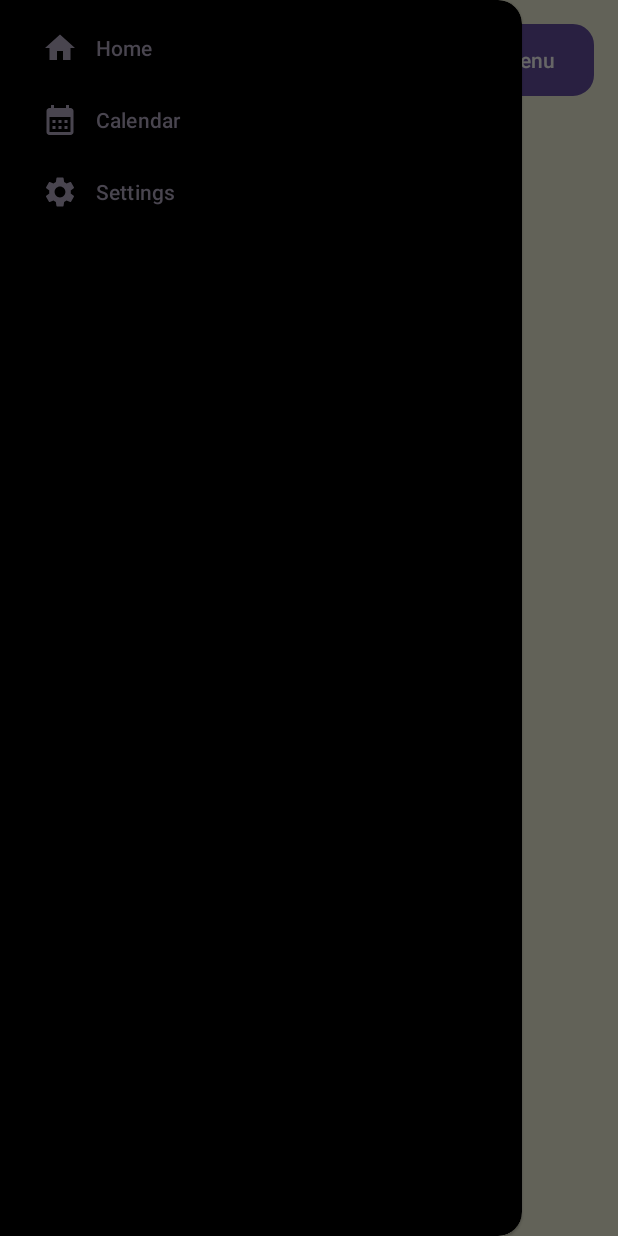
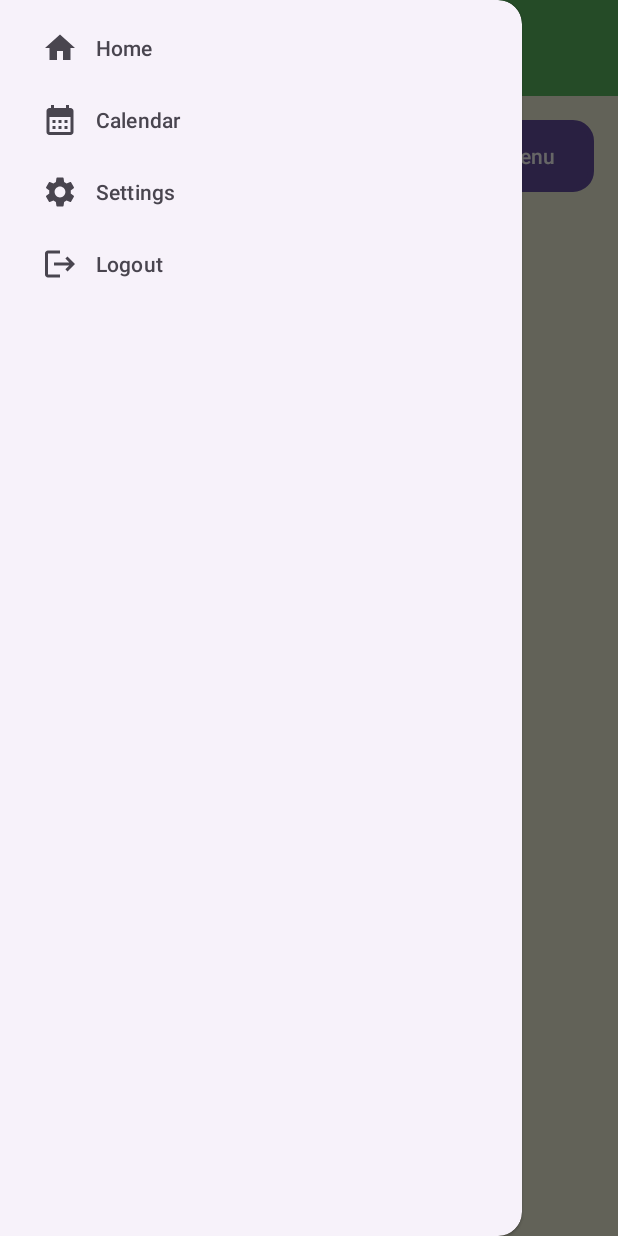
Before and after one commit to InnoTech-IT-Solutions/Wil-Application, an Android app: the EventsActivity screen opened directly, with no data from a screen before it, with the side drawer open, on a phone screen of 412 x 824 dp. Run offline under Robolectric (Android 15) with nearby library versions, the phone set to English and light mode, and no system bars; our stand-ins replace Firebase (no records; nobody signed in at launch, a user with empty details on screens opened directly).

Commit message:
Nav Drawer added to all relevant pages

```diff
--- a/app/src/main/AndroidManifest.xml
+++ b/app/src/main/AndroidManifest.xml
@@ -14,6 +14,9 @@
         android:supportsRtl="true"
         android:theme="@style/Theme.Heal_Application"
         tools:targetApi="31">
+        <activity
+            android:name=".BaseActivity"
+            android:exported="false" />
         <activity
             android:name=".EditProfile"
             android:exported="false" />
--- a/app/src/main/java/com/example/heal_application/AboutActivity.kt
+++ b/app/src/main/java/com/example/heal_application/AboutActivity.kt
@@ -8,10 +8,10 @@
 import android.webkit.WebViewClient
 
 private lateinit var homeButton: Button
-class AboutActivity : AppCompatActivity() {
+class AboutActivity : BaseActivity() {
     override fun onCreate(savedInstanceState: Bundle?) {
         super.onCreate(savedInstanceState)
-        setContentView(R.layout.activity_about)
+        layoutInflater.inflate(R.layout.activity_about, findViewById(R.id.content_frame))
 
         val webView: WebView = findViewById(R.id.mapView)
         homeButton = findViewById(R.id.homeButton)
--- /dev/null
+++ b/app/src/main/java/com/example/heal_application/BaseActivity.kt
@@ -0,0 +1,72 @@
+package com.example.heal_application
+
+import android.os.Bundle
+import androidx.appcompat.app.ActionBarDrawerToggle
+import androidx.appcompat.app.AppCompatActivity
+import androidx.drawerlayout.widget.DrawerLayout
+import com.google.android.material.navigation.NavigationView
+import com.google.firebase.auth.FirebaseAuth
+import android.content.Intent
+import android.view.MenuItem
+
+open class BaseActivity : AppCompatActivity() {
+
+    private lateinit var drawerLayout: DrawerLayout
+    private lateinit var toggle: ActionBarDrawerToggle
+
+    override fun onCreate(savedInstanceState: Bundle?) {
+        super.onCreate(savedInstanceState)
+        setContentView(R.layout.activity_base)
+
+        drawerLayout = findViewById(R.id.drawerLayout)
+        val toolbar: androidx.appcompat.widget.Toolbar = findViewById(R.id.toolbar)
+
+        // Set up the toolbar
+        setSupportActionBar(toolbar)
+
+        // Create a toggle and tie it to the drawer layout
+        toggle = ActionBarDrawerToggle(
+            this,
+            drawerLayout,
+            toolbar,
+            R.string.navigation_drawer_open,
+            R.string.navigation_drawer_close
+        )
+
+        // Attach the toggle to the DrawerLayout
+        drawerLayout.addDrawerListener(toggle)
+        toggle.syncState()
+
+        // Setup navigation item selection
+        val navigationView: NavigationView = findViewById(R.id.navigationView)
+        navigationView.setNavigationItemSelectedListener { menuItem ->
+            when (menuItem.itemId) {
+                R.id.nav_home -> {
+                    startActivity(Intent(this, HomeActivity::class.java))
+                    true
+                }
+                R.id.nav_calendar -> {
+                    startActivity(Intent(this, CalendarActivity::class.java))
+                    true
+                }
+                R.id.nav_settings -> {
+                    startActivity(Intent(this, SettingsActivity::class.java))
+                    true
+                }
+                R.id.nav_logout -> {
+                    // Handle logout logic here
+                    true
+                }
+                else -> false
+            }
+        }
+    }
+
+    override fun onOptionsItemSelected(item: MenuItem): Boolean {
+        // Handle the hamburger icon clicks
+        if (toggle.onOptionsItemSelected(item)) {
+            return true
+        }
+        return super.onOptionsItemSelected(item)
+    }
+}
--- a/app/src/main/java/com/example/heal_application/CalendarActivity.kt
+++ b/app/src/main/java/com/example/heal_application/CalendarActivity.kt
@@ -3,10 +3,10 @@
 import androidx.appcompat.app.AppCompatActivity
 import android.os.Bundle
 
-class CalendarActivity : AppCompatActivity() {
+class CalendarActivity : BaseActivity() {
     override fun onCreate(savedInstanceState: Bundle?) {
         super.onCreate(savedInstanceState)
-        setContentView(R.layout.activity_calendar)
+        layoutInflater.inflate(R.layout.activity_calendar, findViewById(R.id.content_frame))
     }
 
 }
--- a/app/src/main/java/com/example/heal_application/EditProfile.kt
+++ b/app/src/main/java/com/example/heal_application/EditProfile.kt
@@ -9,7 +9,7 @@
 import com.google.firebase.auth.FirebaseUser
 import com.google.firebase.auth.UserProfileChangeRequest
 
-class EditProfile : AppCompatActivity() {
+class EditProfile : BaseActivity() {
 
     private lateinit var currentUser: FirebaseUser
     private lateinit var auth: FirebaseAuth
@@ -20,7 +20,7 @@
 
     override fun onCreate(savedInstanceState: Bundle?) {
         super.onCreate(savedInstanceState)
-        setContentView(R.layout.activity_edit_profile)
+        layoutInflater.inflate(R.layout.activity_edit_profile, findViewById(R.id.content_frame))
 
         // Initialize FirebaseAuth
         auth = FirebaseAuth.getInstance()
--- a/app/src/main/java/com/example/heal_application/EventsActivity.kt
+++ b/app/src/main/java/com/example/heal_application/EventsActivity.kt
@@ -6,10 +6,10 @@
 import android.widget.Button
 
 private lateinit var homeButton: Button
-class EventsActivity : AppCompatActivity() {
+class EventsActivity : BaseActivity() {
     override fun onCreate(savedInstanceState: Bundle?) {
         super.onCreate(savedInstanceState)
-        setContentView(R.layout.activity_events)
+        layoutInflater.inflate(R.layout.activity_events, findViewById(R.id.content_frame))
 
 
         homeButton = findViewById(R.id.homeButton)
--- a/app/src/main/java/com/example/heal_application/HomeActivity.kt
+++ b/app/src/main/java/com/example/heal_application/HomeActivity.kt
@@ -11,7 +11,7 @@
 import com.google.firebase.auth.FirebaseAuth
 import com.google.firebase.auth.FirebaseUser
 
-class HomeActivity : AppCompatActivity() {
+class HomeActivity : BaseActivity() {
 
     private lateinit var loginButton: Button
     private lateinit var profileTextView: TextView
@@ -28,7 +28,7 @@
 
     override fun onCreate(savedInstanceState: Bundle?) {
         super.onCreate(savedInstanceState)
-        setContentView(R.layout.activity_home)
+        layoutInflater.inflate(R.layout.activity_home, findViewById(R.id.content_frame))
 
         auth = FirebaseAuth.getInstance()
 
--- a/app/src/main/java/com/example/heal_application/ProfileActivity.kt
+++ b/app/src/main/java/com/example/heal_application/ProfileActivity.kt
@@ -8,7 +8,7 @@
 import androidx.appcompat.app.AppCompatActivity
 import com.google.firebase.auth.FirebaseAuth
 import com.google.firebase.auth.FirebaseUser
-class ProfileActivity : AppCompatActivity() {
+class ProfileActivity : BaseActivity() {
 
     private lateinit var logoutButton : Button
     private lateinit var homeButton: Button
@@ -19,7 +19,7 @@
     private lateinit var editProfileButton: Button
     override fun onCreate(savedInstanceState: Bundle?) {
         super.onCreate(savedInstanceState)
-        setContentView(R.layout.activity_profile)
+        layoutInflater.inflate(R.layout.activity_profile, findViewById(R.id.content_frame))
 
         auth = FirebaseAuth.getInstance()
         currentUser = auth.currentUser!!
--- a/app/src/main/java/com/example/heal_application/SettingsActivity.kt
+++ b/app/src/main/java/com/example/heal_application/SettingsActivity.kt
@@ -5,13 +5,13 @@
 import android.widget.Button
 import androidx.appcompat.app.AppCompatActivity
 
-class SettingsActivity : AppCompatActivity() {
+class SettingsActivity : BaseActivity() {
 
     private lateinit var homeButton: Button
 
     override fun onCreate(savedInstanceState: Bundle?) {
         super.onCreate(savedInstanceState)
-        setContentView(R.layout.activity_settings)
+        layoutInflater.inflate(R.layout.activity_settings, findViewById(R.id.content_frame))
 
         // Load the SettingsFragment
         supportFragmentManager
--- /dev/null
+++ b/app/src/main/res/drawable/logouticon.xml
@@ -0,0 +1,5 @@
+<vector android:autoMirrored="true" android:height="24dp"
+    android:tint="#000000" android:viewportHeight="24"
+    android:viewportWidth="24" android:width="24dp" xmlns:android="http://schemas.android.com/apk/res/android">
+    <path android:fillColor="@android:color/white" android:pathData="M17,7l-1.41,1.41L18.17,11H8v2h10.17l-2.58,2.58L17,17l5,-5zM4,5h8V3H4c-1.1,0 -2,0.9 -2,2v14c0,1.1 0.9,2 2,2h8v-2H4V5z"/>
+</vector>
--- /dev/null
+++ b/app/src/main/res/layout/activity_base.xml
@@ -0,0 +1,36 @@
+<?xml version="1.0" encoding="utf-8"?>
+<androidx.drawerlayout.widget.DrawerLayout xmlns:android="http://schemas.android.com/apk/res/android"
+    xmlns:app="http://schemas.android.com/apk/res-auto"
+    android:id="@+id/drawerLayout"
+    android:layout_width="match_parent"
+    android:layout_height="match_parent">
+
+    <!-- Main content -->
+    <LinearLayout
+        android:layout_width="match_parent"
+        android:layout_height="match_parent"
+        android:orientation="vertical">
+
+        <!-- Add a Toolbar here -->
+        <androidx.appcompat.widget.Toolbar
+            android:id="@+id/toolbar"
+            android:layout_width="match_parent"
+            android:layout_height="wrap_content"
+            android:background="@color/green"
+            app:title="Heal Foundation" />
+
+        <FrameLayout
+            android:id="@+id/content_frame"
+            android:layout_width="match_parent"
+            android:layout_height="match_parent" />
+    </LinearLayout>
+
+    <!-- Navigation Drawer -->
+    <com.google.android.material.navigation.NavigationView
+        android:id="@+id/navigationView"
+        android:layout_width="wrap_content"
+        android:layout_height="match_parent"
+        android:layout_gravity="start"
+        app:menu="@menu/vertical_navigation_menu" />
+
+</androidx.drawerlayout.widget.DrawerLayout>
--- a/app/src/main/res/layout/activity_home.xml
+++ b/app/src/main/res/layout/activity_home.xml
@@ -36,9 +36,6 @@
         android:text="Login"
         android:textColor="@android:color/white" />
 
-    <!-- Navigation Bar Below the Logo and Login Button -->
-
-    <!-- Image in the Center with Left and Right Navigation Buttons -->
 
     <LinearLayout
         android:id="@+id/navigationBar"
--- a/app/src/main/res/menu/vertical_navigation_menu.xml
+++ b/app/src/main/res/menu/vertical_navigation_menu.xml
@@ -16,4 +16,9 @@
         android:icon="@drawable/settingsicon"
         android:title="Settings" />
 
+    <item
+        android:id="@+id/nav_logout"
+        android:icon="@drawable/logouticon"
+        android:title="Logout" />
+
 </menu>
--- a/app/src/main/res/values/strings.xml
+++ b/app/src/main/res/values/strings.xml
@@ -1,5 +1,5 @@
 <resources>
-    <string name="app_name">Heal_Application</string>
+    <string name="app_name">Heal Foundation</string>
     <string-array name="theme_options">
         <item>Light</item>
         <item>Dark</item>
@@ -8,4 +8,6 @@
         <item>light</item>
         <item>dark</item>
     </string-array>
+    <string name="navigation_drawer_open">Open Navigation Drawer</string>
+    <string name="navigation_drawer_close">Close Navigation Drawer</string>
 </resources>
```
